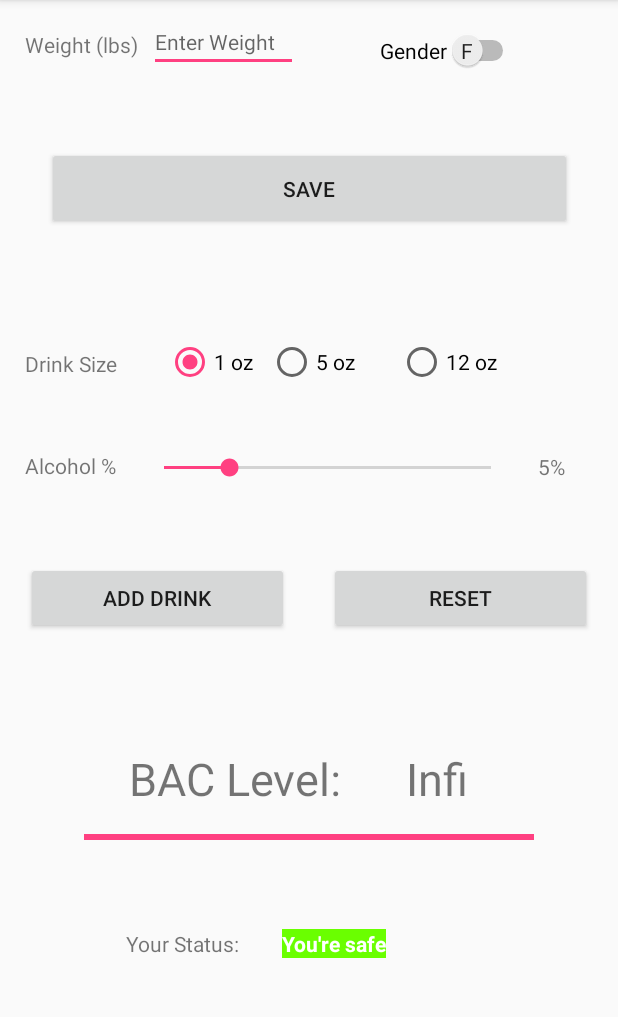
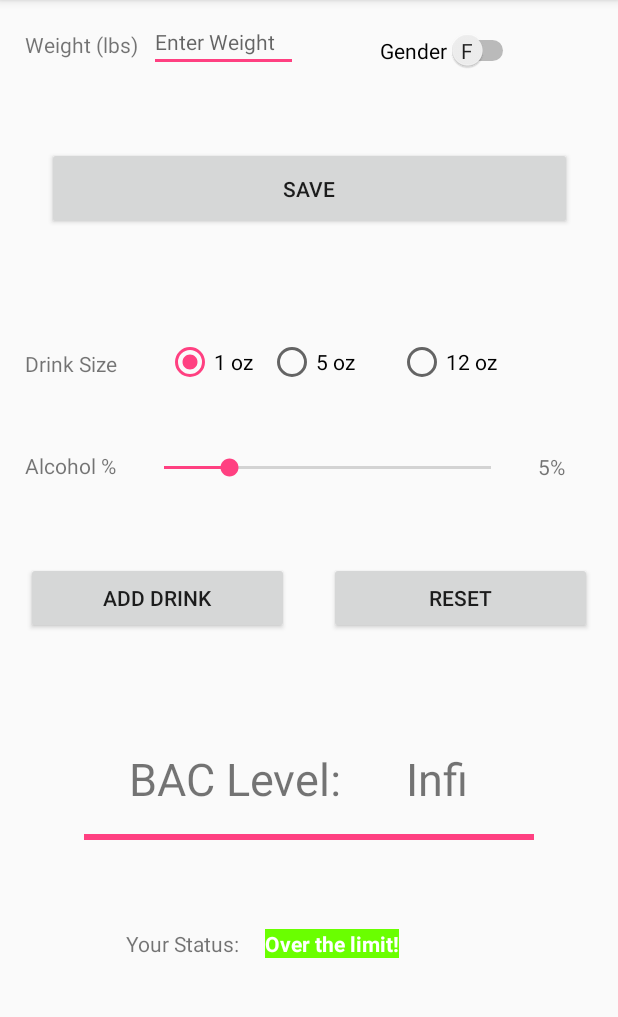
Before and after one commit to citrusspoon/ITCS_4180_Mobile_Dev, an Android app: the screen it shows after launch (MainActivity), after a tap on "ADD DRINK", on a phone screen of 412 x 824 dp, the part 84-1101 px from its top. Run offline under Robolectric (Android 15) with nearby library versions, the phone set to English and light mode, and no system bars.

Commit message:
Various changes, see desc
Added arraylist to track drinks. Moved BAC calculations into seperate method and changed implementation to work with arraylist.

```diff
--- a/BACLevelCalculator/app/src/main/java/com/example/scott/baclevelcalculator/MainActivity.java
+++ b/BACLevelCalculator/app/src/main/java/com/example/scott/baclevelcalculator/MainActivity.java
@@ -16,13 +16,39 @@ import android.widget.Toast;
 
 import org.w3c.dom.Text;
 
+import java.util.ArrayList;
+
 public class MainActivity extends AppCompatActivity {
+
+
+
+    public class Drink {
+
+        double size;
+        double alcPercent;
+
+        public Drink(double size, double alcPercent) {
+            this.size = size;
+            this.alcPercent = alcPercent;
+        }
+
+        public double getSize() {
+            return size;
+        }
+
+        public double getAlcPercent() {
+            return alcPercent;
+        }
+    }
+
+
 
     //---------------Global Variables------------------//
     double weight;
     boolean gender; //false = female, true = male
     final int stepSize = 5; //step interval for alcSlider
     double currentBACLevel = 0.0;
+    ArrayList<Drink> drinkList = new ArrayList<>();
 
     @Override
     protected void onCreate(Bundle savedInstanceState) {
@@ -34,12 +60,13 @@ public class MainActivity extends AppCompatActivity {
         final Button saveButton = (Button) findViewById(R.id.saveButton);
         final SeekBar alcSlider = (SeekBar)findViewById(R.id.alcSlider);
         final TextView alcPercentTrack = (TextView)findViewById(R.id.alcPercentTrack);
-        final ProgressBar bacProgressBar = (ProgressBar)findViewById(R.id.bacProgressBar);
+
         final Button addDrinkButton = (Button) findViewById(R.id.addDrinkButton);
         final RadioGroup drinkRadioGroup = (RadioGroup)findViewById(R.id.drinkRadioGroup);
+
+        final TextView statusText = (TextView)findViewById(R.id.statusView);
+        final ProgressBar bacProgressBar = (ProgressBar)findViewById(R.id.bacProgressBar);
         final TextView bacLevelText = (TextView)findViewById(R.id.bacLevel);
-        final TextView statusText = (TextView)findViewById(R.id.statusView);
-
 
 
 
@@ -61,6 +88,17 @@ public class MainActivity extends AppCompatActivity {
                     toast.show();
                 }
                 gender = genderSwitch.isChecked();
+
+                calculateBac(bacProgressBar, bacLevelText, statusText);
+
+
+                Context context = getApplicationContext();
+                CharSequence text = "Information updated.";
+                int duration = Toast.LENGTH_SHORT;
+
+                //Toast.makeText(context, "", Toast.LENGTH_SHORT).show();
+                Toast toast = Toast.makeText(context, text, duration);
+                toast.show();
             }
         });
 
@@ -92,17 +130,10 @@ public class MainActivity extends AppCompatActivity {
             public void onClick(View view) {
 
                 if(currentBACLevel < 0.25) {
+
+                    //get current drink size
                     int currentDrinkID = drinkRadioGroup.getCheckedRadioButtonId(); //gets the id of the currently selected drink size
                     double drinkSize = 0.0;
-                    double drinkAlcPercent = ((double) alcSlider.getProgress()) / 100.0; //alcohol percentage
-                    double bacLevel = 0.0;
-                    double genderConst;
-                    //sets the gender constant
-                    if (gender) //male
-                        genderConst = 0.68;
-                    else //female
-                        genderConst = 0.55;
-
                     switch (currentDrinkID) { //gets the double value of the drink size in oz
                         case R.id.oneOzRadio:
                             drinkSize = 1.0;
@@ -114,13 +145,12 @@ public class MainActivity extends AppCompatActivity {
                             drinkSize = 12.0;
                             break;
                     }
-
-                    bacLevel = ((drinkSize * drinkAlcPercent) * 6.24) / (weight * genderConst);
-                    currentBACLevel += bacLevel;
-
-
-                    bacProgressBar.setProgress((int) (currentBACLevel * 100));
-                    bacLevelText.setText(Double.toString(currentBACLevel).substring(0, 4));
+                    //get current drink %
+                    double drinkAlcPercent = ((double) alcSlider.getProgress()) / 100.0; //alcohol percentage
+                    //add new drink to list
+                    drinkList.add(new Drink(drinkSize,drinkAlcPercent));
+                    //calculate BAC
+                    calculateBac(bacProgressBar, bacLevelText, statusText);
                 }
                 else{
                     Context context = getApplicationContext();
@@ -132,16 +162,7 @@ public class MainActivity extends AppCompatActivity {
                     toast.show();
                 }
 
-                if(currentBACLevel <= 0.08){
-                    statusText.setText("You're safe");
-                }
-                else if(currentBACLevel < 0.2){
-                    statusText.setText("Be careful...");
-                }
-                else if(currentBACLevel <= 0.25){
-                    statusText.setText("Over the limit!");
 
-                }
 
 
 
@@ -150,6 +171,42 @@ public class MainActivity extends AppCompatActivity {
 
 
 
+
+    }
+
+    protected void calculateBac(ProgressBar p, TextView t, TextView s){
+
+        if(drinkList.size() > 0) {
+            double bacLevel = 0.0;
+            double genderConst;
+            //sets the gender constant
+            if (gender) //male
+                genderConst = 0.68;
+            else //female
+                genderConst = 0.55;
+
+
+            for (Drink d : drinkList) {
+
+                bacLevel = ((d.getSize() * d.getAlcPercent()) * 6.24) / (weight * genderConst);
+                currentBACLevel += bacLevel;
+
+            }
+
+            p.setProgress((int) (currentBACLevel * 100));
+            t.setText(Double.toString(currentBACLevel).substring(0, 4));
+
+            if(currentBACLevel <= 0.08){
+                s.setText("You're safe");
+            }
+            else if(currentBACLevel < 0.2){
+                s.setText("Be careful...");
+            }
+            else{
+                s.setText("Over the limit!");
+
+            }
+        }
 
     }
 
```
